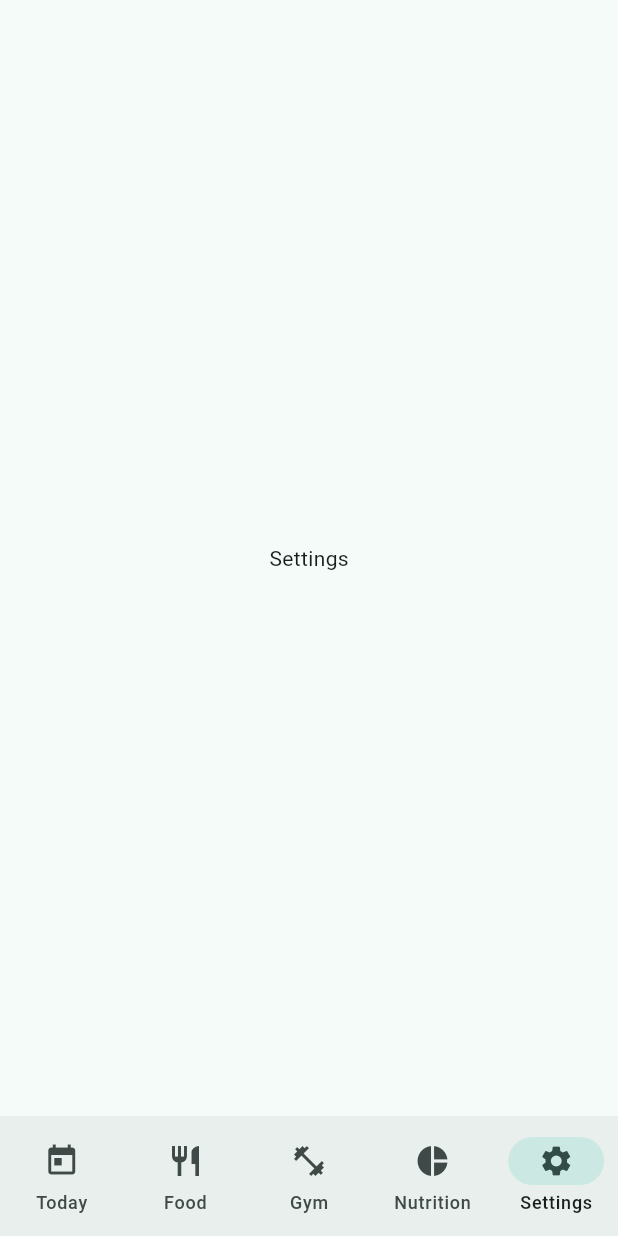
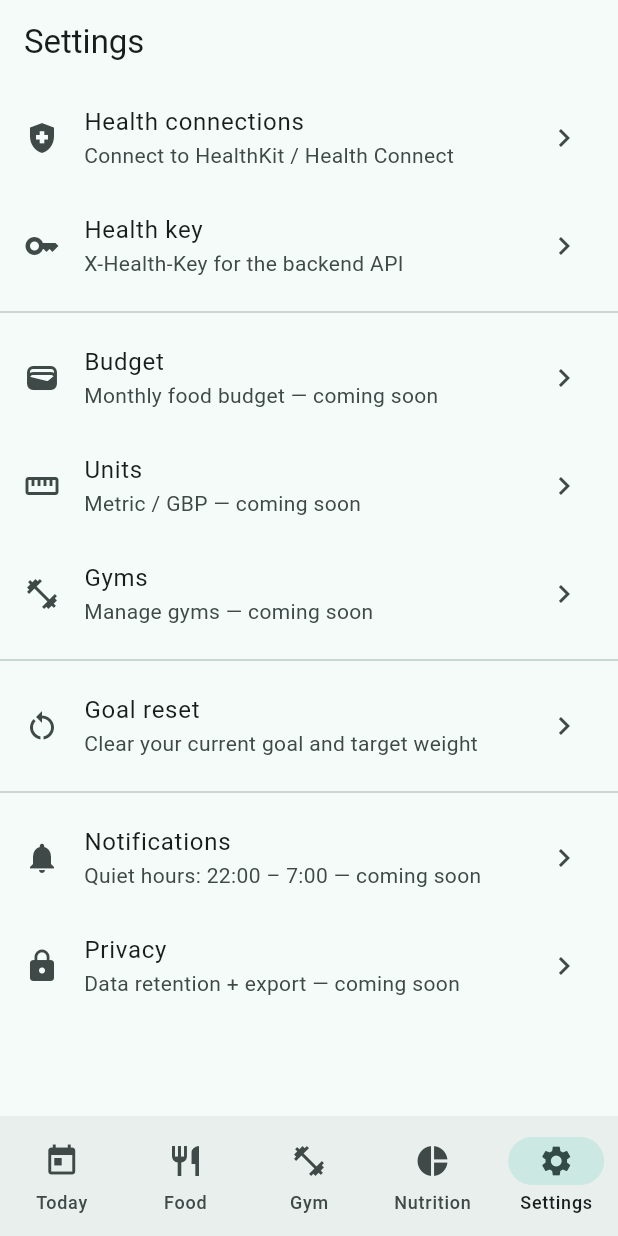
Before and after one commit to yobrody/health-hub, a Flutter app: the screen it shows after launch, item 5 of the bottom bar chosen, on a phone screen of 412 x 824 dp. Run offline on Flutter 3.47's test engine with Material 3 defaults, Android fonts, the phone set to English and light mode, and no system bars; our stand-ins replace dio, flutter_local_notifications, flutter_riverpod, flutter_secure_storage, geolocator, image_picker and 1 more; missing offline and left inert: health.

Commit message:
feat(settings): settings hub shell + goal reset + quiet-hours
Eight-section Settings page wired where cheap (health key save via
Secrets, goal reset nulling goalDirection/targetWeightKg via ProfileRepo,
health-connections calling HealthService.requestPermissions) and cleanly
stubbed for later phases (budget, units, gyms, notifications, privacy).

Adds QuietHours value type + isWithinQuietHours pure function (wrap-around
midnight handled) and GoalResetController (honest null, never fabricates).
All 19 new tests green; full suite 116/116; flutter analyze clean.

Co-Authored-By: Claude Sonnet 4.6 <noreply@anthropic.com>

```diff
--- a/app/lib/pages/settings_page.dart
+++ b/app/lib/pages/settings_page.dart
@@ -1,13 +1,3 @@
-import 'package:flutter/material.dart';
-
-class SettingsPage extends StatelessWidget {
-  const SettingsPage({super.key});
-
-  @override
-  Widget build(BuildContext context) {
-    return const Scaffold(
-      key: Key('settings-page'),
-      body: Center(child: Text('Settings')),
-    );
-  }
-}
+// Thin re-export so existing imports (root_scaffold.dart) keep working.
+// The real implementation lives in lib/settings/settings_page.dart.
+export '../settings/settings_page.dart';
--- /dev/null
+++ b/app/lib/settings/goal_reset_controller.dart
@@ -0,0 +1,40 @@
+// ignore_for_file: prefer_initializing_formals
+
+import '../profile/profile_model.dart';
+import '../profile/profile_repo.dart';
+
+/// Resets the user's goal fields in the stored [Profile].
+///
+/// The reset is HONEST: it nulls `goalDirection` and `targetWeightKg` (the
+/// values the user had entered) and never substitutes any fabricated default.
+/// Non-goal fields (weight, height, age, sex, gym) are preserved exactly as-is.
+///
+/// This is the hook the "prize re-reveal" affordance will call — when Brody
+/// resets his goal, the goal UI returns to its "not set" honest-empty state.
+class GoalResetController {
+  const GoalResetController({required ProfileRepo repo}) : _repo = repo;
+
+  final ProfileRepo _repo;
+
+  /// Load the current profile, null out the two goal fields, and save.
+  ///
+  /// The resulting profile has `goalDirection == null` and
+  /// `targetWeightKg == null` — no fabricated replacement is ever written.
+  Future<void> reset() async {
+    final current = await _repo.load();
+
+    // Rebuild the profile preserving every non-goal field. `copyWith` cannot
+    // express "set to null", so we construct directly.
+    final cleared = Profile(
+      heightCm: current.heightCm,
+      ageYears: current.ageYears,
+      sex: current.sex,
+      weightKg: current.weightKg,
+      goalDirection: null, // explicitly cleared — no default substituted
+      targetWeightKg: null, // explicitly cleared — no default substituted
+      primaryGym: current.primaryGym,
+    );
+
+    await _repo.save(cleared);
+  }
+}
--- /dev/null
+++ b/app/lib/settings/settings_page.dart
@@ -0,0 +1,322 @@
+import 'package:flutter/material.dart';
+
+import '../api/probe_status.dart';
+import '../core/secrets.dart';
+import '../core/secure_store.dart';
+import '../health/health_service.dart';
+import '../health/health_types.dart';
+import '../offline/outbox.dart';
+import '../offline/outbox_store.dart';
+import '../profile/profile_repo.dart';
+import 'goal_reset_controller.dart';
+import 'quiet_hours.dart';
+
+/// The Settings hub — a scaffold of 8 sections, wired where cheap and stubbed
+/// (with a "coming soon" subtitle) for later phases.
+///
+/// Real sections (callable without a device):
+///   • Health key — enter + save the `X-Health-Key` via [Secrets].
+///   • Goal reset — nulls `goalDirection`/`targetWeightKg` via [ProfileRepo].
+///   • Health connections — calls [HealthService.requestPermissions()] (no-ops
+///     without a real HealthKit / Health Connect device; safe to tap in tests).
+///
+/// Placeholder sections (tappable, show a "coming soon" snackbar):
+///   • Budget, Units, Gyms, Notifications, Privacy.
+///
+/// [repo] and [secrets] are optional so the nav shell can construct the page
+/// without dependency wiring; tests inject fakes.
+class SettingsPage extends StatefulWidget {
+  const SettingsPage({
+    super.key,
+    this.repo,
+    this.secrets,
+    this.healthService,
+  });
+
+  final ProfileRepo? repo;
+  final Secrets? secrets;
+  final HealthService? healthService;
+
+  @override
+  State<SettingsPage> createState() => _SettingsPageState();
+}
+
+class _SettingsPageState extends State<SettingsPage> {
+  // ── Dependency defaults (nav-shell path — no live wiring yet) ───────────────
+
+  // Initialised in initState so the `??` can call non-const constructors.
+  late final ProfileRepo _repo;
+  late final Secrets _secrets;
+  late final HealthService _healthService;
+  late final GoalResetController _goalReset;
+
+  @override
+  void initState() {
+    super.initState();
+    _repo = widget.repo ??
+        ProfileRepo(
+          api: _OfflineProfileApi(),
+          outbox: Outbox(const SharedPrefsOutboxStore()),
+          store: const SharedPrefsProfileStore(),
+        );
+    _secrets = widget.secrets ?? Secrets(FlutterSecureStoreAdapter());
+    _healthService = widget.healthService ?? _NoopHealthService();
+    _goalReset = GoalResetController(repo: _repo);
+  }
+
+  // ── State ────────────────────────────────────────────────────────────────────
+
+  bool _goalResetting = false;
+  bool _requestingPermissions = false;
+
+  // ── Helpers ──────────────────────────────────────────────────────────────────
+
+  void _showComingSoon(String feature) {
+    if (!mounted) return;
+    ScaffoldMessenger.of(context).showSnackBar(
+      SnackBar(content: Text('$feature — coming soon')),
+    );
+  }
+
+  Future<void> _onHealthConnections() async {
+    if (_requestingPermissions) return;
+    setState(() => _requestingPermissions = true);
+    try {
+      await _healthService.requestPermissions();
+    } finally {
+      if (mounted) setState(() => _requestingPermissions = false);
+    }
+  }
+
+  Future<void> _onHealthKey() async {
+    final controller = TextEditingController();
+    // Pre-fill with the stored key (if any).
+    final existing = await _secrets.getHealthKey();
+    if (!mounted) return;
+    controller.text = existing ?? '';
+
+    final saved = await showDialog<String>(
+      context: context,
+      builder: (ctx) => AlertDialog(
+        title: const Text('Health key'),
+        content: TextField(
+          key: const Key('settings-health-key-field'),
+          controller: controller,
+          decoration: const InputDecoration(
+            labelText: 'X-Health-Key',
+            hintText: 'Paste your key here',
+          ),
+          obscureText: true,
+          autofocus: true,
+        ),
+        actions: [
+          TextButton(
+            onPressed: () => Navigator.of(ctx).pop(null),
+            child: const Text('Cancel'),
+          ),
+          FilledButton(
+            onPressed: () => Navigator.of(ctx).pop(controller.text.trim()),
+            child: const Text('Save'),
+          ),
+        ],
+      ),
+    );
+
+    if (saved != null && saved.isNotEmpty) {
+      await _secrets.setHealthKey(saved);
+      if (mounted) {
+        ScaffoldMessenger.of(context).showSnackBar(
+          const SnackBar(content: Text('Health key saved')),
+        );
+      }
+    }
+  }
+
+  Future<void> _onGoalReset() async {
+    final confirmed = await showDialog<bool>(
+      context: context,
+      builder: (ctx) => AlertDialog(
+        title: const Text('Reset goal?'),
+        content: const Text(
+          'This will clear your goal direction and target weight. '
+          'Your logged data (weight, sleep, steps) is not affected.',
+        ),
+        actions: [
+          TextButton(
+            onPressed: () => Navigator.of(ctx).pop(false),
+            child: const Text('Cancel'),
+          ),
+          FilledButton(
+            onPressed: () => Navigator.of(ctx).pop(true),
+            child: const Text('Reset'),
+          ),
+        ],
+      ),
+    );
+
+    if (confirmed != true) return;
+    if (_goalResetting) return;
+
+    setState(() => _goalResetting = true);
+    try {
+      await _goalReset.reset();
+      if (mounted) {
+        ScaffoldMessenger.of(context).showSnackBar(
+          const SnackBar(content: Text('Goal cleared')),
+        );
+      }
+    } finally {
+      if (mounted) setState(() => _goalResetting = false);
+    }
+  }
+
+  // ── Build ────────────────────────────────────────────────────────────────────
+
+  @override
+  Widget build(BuildContext context) {
+    return Scaffold(
+      key: const Key('settings-page'),
+      appBar: AppBar(title: const Text('Settings')),
+      body: SingleChildScrollView(
+        child: Column(
+          children: [
+          // 1. Health connections — wired to HealthService.requestPermissions()
+          ListTile(
+            key: const Key('settings-health-connections'),
+            leading: const Icon(Icons.health_and_safety),
+            title: const Text('Health connections'),
+            subtitle: const Text('Connect to HealthKit / Health Connect'),
+            trailing: _requestingPermissions
+                ? const SizedBox(
+                    width: 20,
+                    height: 20,
+                    child: CircularProgressIndicator(strokeWidth: 2),
+                  )
+                : const Icon(Icons.chevron_right),
+            onTap: _onHealthConnections,
+          ),
+
+          // 2. Health key — wired: enters + saves via Secrets
+          ListTile(
+            key: const Key('settings-health-key'),
+            leading: const Icon(Icons.key),
+            title: const Text('Health key'),
+            subtitle: const Text('X-Health-Key for the backend API'),
+            trailing: const Icon(Icons.chevron_right),
+            onTap: _onHealthKey,
+          ),
+
+          const Divider(),
+
+          // 3. Budget — placeholder
+          ListTile(
+            key: const Key('settings-budget'),
+            leading: const Icon(Icons.wallet),
+            title: const Text('Budget'),
+            subtitle: const Text('Monthly food budget — coming soon'),
+            trailing: const Icon(Icons.chevron_right),
+            onTap: () => _showComingSoon('Budget'),
+          ),
+
+          // 4. Units — placeholder
+          ListTile(
+            key: const Key('settings-units'),
+            leading: const Icon(Icons.straighten),
+            title: const Text('Units'),
+            subtitle: const Text('Metric / GBP — coming soon'),
+            trailing: const Icon(Icons.chevron_right),
+            onTap: () => _showComingSoon('Units'),
+          ),
+
+          // 5. Gyms — placeholder
+          ListTile(
+            key: const Key('settings-gyms'),
+            leading: const Icon(Icons.fitness_center),
+            title: const Text('Gyms'),
+            subtitle: const Text('Manage gyms — coming soon'),
+            trailing: const Icon(Icons.chevron_right),
+            onTap: () => _showComingSoon('Gyms'),
+          ),
+
+          const Divider(),
+
+          // 6. Goal reset — wired: nulls goalDirection + targetWeightKg
+          ListTile(
+            key: const Key('settings-goal-reset'),
+            leading: const Icon(Icons.restart_alt),
+            title: const Text('Goal reset'),
+            subtitle: const Text('Clear your current goal and target weight'),
+            trailing: _goalResetting
+                ? const SizedBox(
+                    width: 20,
+                    height: 20,
+                    child: CircularProgressIndicator(strokeWidth: 2),
+                  )
+                : const Icon(Icons.chevron_right),
+            onTap: _onGoalReset,
+          ),
+
+          const Divider(),
+
+          // 7. Notifications — placeholder (quiet-hours model defined in
+          //    quiet_hours.dart; the isWithinQuietHours logic is tested)
+          ListTile(
+            key: const Key('settings-notifications'),
+            leading: const Icon(Icons.notifications),
+            title: const Text('Notifications'),
+            subtitle: Text(
+              'Quiet hours: ${_defaultQuietHours.startHour}:00 – '
+              '${_defaultQuietHours.endHour}:00 — coming soon',
+            ),
+            trailing: const Icon(Icons.chevron_right),
+            onTap: () => _showComingSoon('Notifications + quiet hours'),
+          ),
+
+          // 8. Privacy — placeholder
+          ListTile(
+            key: const Key('settings-privacy'),
+            leading: const Icon(Icons.lock),
+            title: const Text('Privacy'),
+            subtitle: const Text('Data retention + export — coming soon'),
+            trailing: const Icon(Icons.chevron_right),
+            onTap: () => _showComingSoon('Privacy'),
+          ),
+        ],
+        ),
+      ),
+    );
+  }
+}
+
+// ── Default quiet-hours stub (shown in the notifications tile) ────────────────
+
+const _defaultQuietHours = QuietHours(startHour: 22, endHour: 7);
+
+// ── Default deps for the nav-shell construction path ─────────────────────────
+
+/// A [ProfileApi] that always reports offline, so goal-reset operations queue
+/// rather than hit a half-wired network layer. Same pattern as TodayPage.
+class _OfflineProfileApi implements ProfileApi {
+  @override
+  Future<ProbeStatus> putProfile(Map<String, dynamic> params) async =>
+      ProbeStatus.offline;
+}
+
+/// A [HealthService] whose [requestPermissions] is a no-op — used as the
+/// default in the nav shell where no real HealthDataSource is wired. Returns
+/// `false` (not granted) honestly rather than fabricating `true`.
+class _NoopHealthService extends HealthService {
+  _NoopHealthService() : super(source: _NoopHealthDataSource());
+}
+
+class _NoopHealthDataSource implements HealthDataSource {
+  @override
+  Future<bool> requestPermissions() async => false;
+
+  @override
+  Future<List<HealthSample>> readSamples({
+    required List<HealthMetric> metrics,
+    required DateTime start,
+    required DateTime end,
+  }) async => const [];
+}
```
Also changed, not shown: app/lib/settings/quiet_hours.dart (added, +40 -0 lines), 3 other files.
